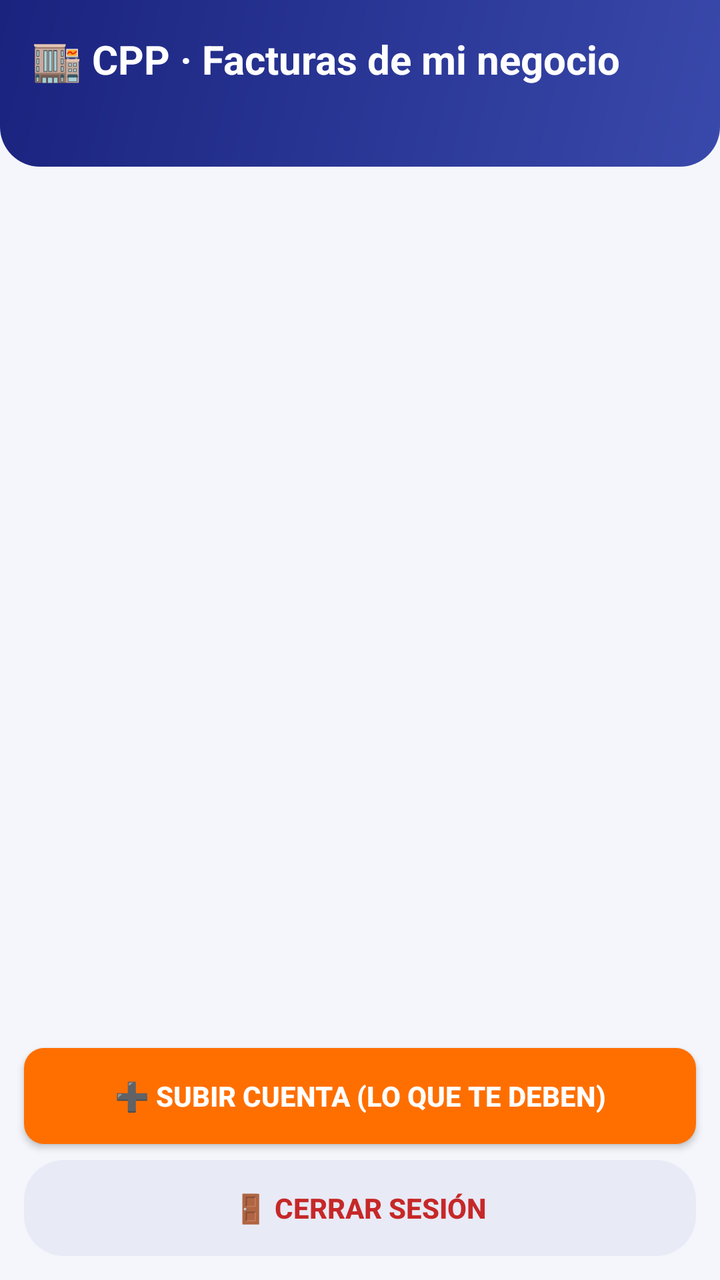
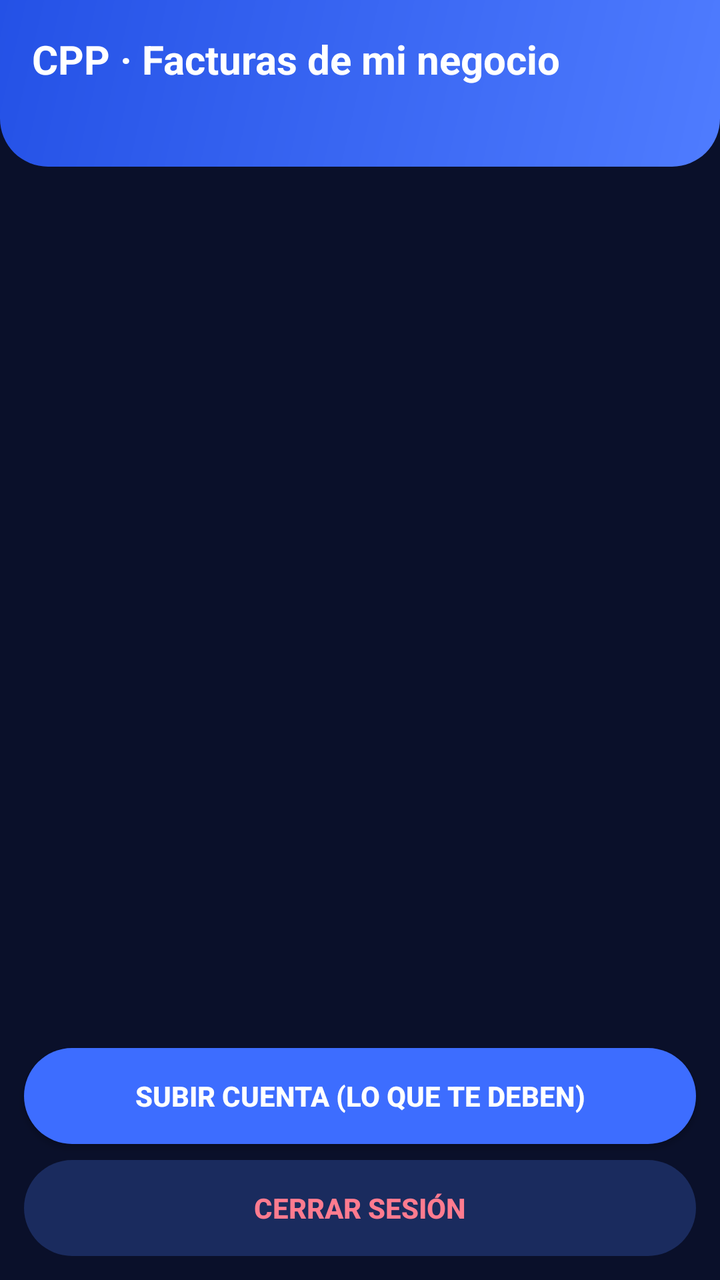

Screens rendered from an Android XML layout before and after an edit, with the pre-edit source and the edit as a unified diff.
<!-- AndroidManifest.xml: application theme Theme.CPP -->
<!-- res/layout/activity_proveedor.xml -->
<?xml version="1.0" encoding="utf-8"?>
<LinearLayout xmlns:android="http://schemas.android.com/apk/res/android"
    android:layout_width="match_parent"
    android:layout_height="match_parent"
    android:background="@color/fondo_pantalla"
    android:orientation="vertical">

    <LinearLayout
        android:layout_width="match_parent"
        android:layout_height="wrap_content"
        android:background="@drawable/bg_encabezado"
        android:orientation="vertical"
        android:padding="16dp">

        <TextView
            android:layout_width="match_parent"
            android:layout_height="wrap_content"
            android:text="@string/titulo_proveedor"
            android:textColor="@color/blanco"
            android:textSize="20sp"
            android:textStyle="bold" />

        <TextView
            android:id="@+id/txtSubProveedor"
            android:layout_width="match_parent"
            android:layout_height="wrap_content"
            android:layout_marginTop="8dp"
            android:textColor="@color/blanco_90"
            android:textSize="12sp" />
    </LinearLayout>

    <TextView
        android:id="@+id/txtEstadoProveedor"
        android:layout_width="match_parent"
        android:layout_height="wrap_content"
        android:paddingStart="12dp"
        android:paddingTop="10dp"
        android:paddingEnd="12dp"
        android:textColor="@color/texto_normal"
        android:textSize="13sp"
        android:textStyle="bold" />

    <androidx.recyclerview.widget.RecyclerView
        android:id="@+id/recNotificaciones"
        android:layout_width="match_parent"
        android:layout_height="0dp"
        android:layout_weight="1"
        android:clipToPadding="false"
        android:paddingStart="12dp"
        android:paddingEnd="12dp"
        android:paddingBottom="12dp" />

    
    <Button
        android:id="@+id/btnSubirCuenta"
        android:layout_width="match_parent"
        android:layout_height="wrap_content"
        android:layout_marginStart="12dp"
        android:layout_marginEnd="12dp"
        android:layout_marginBottom="8dp"
        android:background="@drawable/bg_boton_principal"
        android:text="@string/btn_subir_cuenta"
        android:textColor="@color/texto_boton_principal"
        android:textStyle="bold" />

    <Button
        android:id="@+id/btnSalirProveedor"
        style="?android:attr/borderlessButtonStyle"
        android:layout_width="match_parent"
        android:layout_height="wrap_content"
        android:layout_marginStart="12dp"
        android:layout_marginEnd="12dp"
        android:layout_marginBottom="12dp"
        android:background="@drawable/bg_boton_pill"
        android:text="@string/proveedor_cerrar_sesion"
        android:textColor="@color/rojo_error"
        android:textStyle="bold" />
</LinearLayout>
<!-- resources referenced by this layout -->
<resources>
  <color name="blanco">#FFFFFF</color>
  <color name="blanco_90">#E6FFFFFF</color>
  <color name="fondo_pantalla">#F4F6FB</color>
  <color name="rojo_error">#C62828</color>
  <color name="texto_normal">#212121</color>
  <!-- drawable bg_boton_pill (drawable) -->
  <?xml version="1.0" encoding="utf-8"?>
  <shape xmlns:android="http://schemas.android.com/apk/res/android"
      android:shape="rectangle">
      <corners android:radius="20dp" />
      <solid android:color="@color/primario_pastel" />
  </shape>
  <!-- drawable bg_boton_principal (drawable) -->
  <?xml version="1.0" encoding="utf-8"?>
  <selector xmlns:android="http://schemas.android.com/apk/res/android">
      <item android:state_enabled="false">
          <shape android:shape="rectangle">
              <corners android:radius="10dp" />
              <solid android:color="@color/gris_pendiente_claro" />
          </shape>
      </item>
      <item>
          <shape android:shape="rectangle">
              <corners android:radius="10dp" />
              <solid android:color="@color/acento" />
          </shape>
      </item>
  </selector>
  <!-- drawable bg_encabezado (drawable) -->
  <?xml version="1.0" encoding="utf-8"?>
  <shape xmlns:android="http://schemas.android.com/apk/res/android"
      android:shape="rectangle">
      <gradient
          android:angle="315"
          android:endColor="@color/primario_medio"
          android:startColor="@color/primario" />
      <corners
          android:bottomLeftRadius="20dp"
          android:bottomRightRadius="20dp" />
  </shape>
  <string name="btn_subir_cuenta">➕ Subir cuenta (lo que te deben)</string>
  <string name="proveedor_cerrar_sesion">🚪 Cerrar sesión</string>
  <string name="titulo_proveedor">🏬 CPP · Facturas de mi negocio</string>
  <style name="Theme.CPP" parent="Theme.AppCompat.DayNight.DarkActionBar">
          <item name="colorPrimary">@color/primario</item>
          <item name="colorPrimaryDark">@color/primario_oscuro</item>
          <item name="colorAccent">@color/acento</item>
      </style>
  <color name="primario_pastel">#E8EAF6</color>
  <color name="gris_pendiente_claro">#F5F5F5</color>
  <color name="acento">#FF6F00</color>
  <color name="primario_medio">#3949AB</color>
  <color name="primario">#1A237E</color>
  <color name="primario_oscuro">#0D1442</color>
</resources>

<!-- the commit's change to res/layout/activity_proveedor.xml (unified diff, before → after) -->
@@ -1,5 +1,6 @@
 <?xml version="1.0" encoding="utf-8"?>
 <LinearLayout xmlns:android="http://schemas.android.com/apk/res/android"
+    android:fitsSystemWindows="true"
     android:layout_width="match_parent"
     android:layout_height="match_parent"
     android:background="@color/fondo_pantalla"
<!-- resource entries referenced after the edit -->
@@ -2,14 +2,14 @@
 <resources>
   <color name="blanco">#FFFFFF</color>
   <color name="blanco_90">#E6FFFFFF</color>
-  <color name="fondo_pantalla">#F4F6FB</color>
-  <color name="rojo_error">#C62828</color>
-  <color name="texto_normal">#212121</color>
+  <color name="fondo_pantalla">#0A102A</color>
+  <color name="rojo_error">#FF7B8F</color>
+  <color name="texto_normal">#D9E2FF</color>
   <!-- drawable bg_boton_pill (drawable) -->
   <?xml version="1.0" encoding="utf-8"?>
   <shape xmlns:android="http://schemas.android.com/apk/res/android"
       android:shape="rectangle">
-      <corners android:radius="20dp" />
+      <corners android:radius="26dp" />
       <solid android:color="@color/primario_pastel" />
   </shape>
   <!-- drawable bg_boton_principal (drawable) -->
@@ -17,13 +17,13 @@
   <selector xmlns:android="http://schemas.android.com/apk/res/android">
       <item android:state_enabled="false">
           <shape android:shape="rectangle">
-              <corners android:radius="10dp" />
+              <corners android:radius="28dp" />
               <solid android:color="@color/gris_pendiente_claro" />
           </shape>
       </item>
       <item>
           <shape android:shape="rectangle">
-              <corners android:radius="10dp" />
+              <corners android:radius="28dp" />
               <solid android:color="@color/acento" />
           </shape>
       </item>
@@ -37,22 +37,47 @@
           android:endColor="@color/primario_medio"
           android:startColor="@color/primario" />
       <corners
-          android:bottomLeftRadius="20dp"
-          android:bottomRightRadius="20dp" />
+          android:bottomLeftRadius="24dp"
+          android:bottomRightRadius="24dp" />
   </shape>
-  <string name="btn_subir_cuenta">➕ Subir cuenta (lo que te deben)</string>
-  <string name="proveedor_cerrar_sesion">🚪 Cerrar sesión</string>
-  <string name="titulo_proveedor">🏬 CPP · Facturas de mi negocio</string>
+  <string name="btn_subir_cuenta">Subir cuenta (lo que te deben)</string>
+  <string name="proveedor_cerrar_sesion">Cerrar sesión</string>
+  <string name="titulo_proveedor">CPP · Facturas de mi negocio</string>
   <style name="Theme.CPP" parent="Theme.AppCompat.DayNight.DarkActionBar">
           <item name="colorPrimary">@color/primario</item>
           <item name="colorPrimaryDark">@color/primario_oscuro</item>
           <item name="colorAccent">@color/acento</item>
+          <item name="android:windowBackground">@color/fondo_pantalla</item>
+          
+          <item name="android:forceDarkAllowed">false</item>
+          <item name="android:colorBackground">@color/fondo_pantalla</item>
+          <item name="alertDialogTheme">@style/CPPDialogo</item>
+          <item name="android:textColorHint">@color/hint_sobre_tarjeta</item>
       </style>
-  <color name="primario_pastel">#E8EAF6</color>
-  <color name="gris_pendiente_claro">#F5F5F5</color>
-  <color name="acento">#FF6F00</color>
-  <color name="primario_medio">#3949AB</color>
-  <color name="primario">#1A237E</color>
-  <color name="primario_oscuro">#0D1442</color>
+  <color name="primario_pastel">#1A2B5E</color>
+  <color name="gris_pendiente_claro">#1C2A55</color>
+  <color name="acento">#3D6DFF</color>
+  <color name="primario_medio">#4F7CFF</color>
+  <color name="primario">#2451E6</color>
+  <color name="primario_oscuro">#0A1230</color>
+  <style name="CPPDialogo" parent="Theme.AppCompat.Dialog.Alert">
+          <item name="android:windowBackground">@drawable/bg_tarjeta_blanca</item>
+          <item name="colorAccent">@color/acento</item>
+          <item name="android:textColor">@color/texto_sobre_tarjeta</item>
+          <item name="android:textColorPrimary">@color/texto_sobre_tarjeta</item>
+          <item name="android:textColorHint">@color/hint_sobre_tarjeta</item>
+          <item name="colorControlActivated">@color/acento</item>
+          <item name="colorControlNormal">@color/hint_sobre_tarjeta</item>
+      </style>
+  <color name="hint_sobre_tarjeta">#8FA1D6</color>
+  <!-- drawable bg_tarjeta_blanca (drawable) -->
+  <?xml version="1.0" encoding="utf-8"?>
+  <shape xmlns:android="http://schemas.android.com/apk/res/android"
+      android:shape="rectangle">
+      <corners android:radius="16dp" />
+      <solid android:color="@color/tarjeta" />
+  </shape>
+  <color name="texto_sobre_tarjeta">#E4EBFF</color>
+  <color name="tarjeta">#121C42</color>
 </resources>
 
